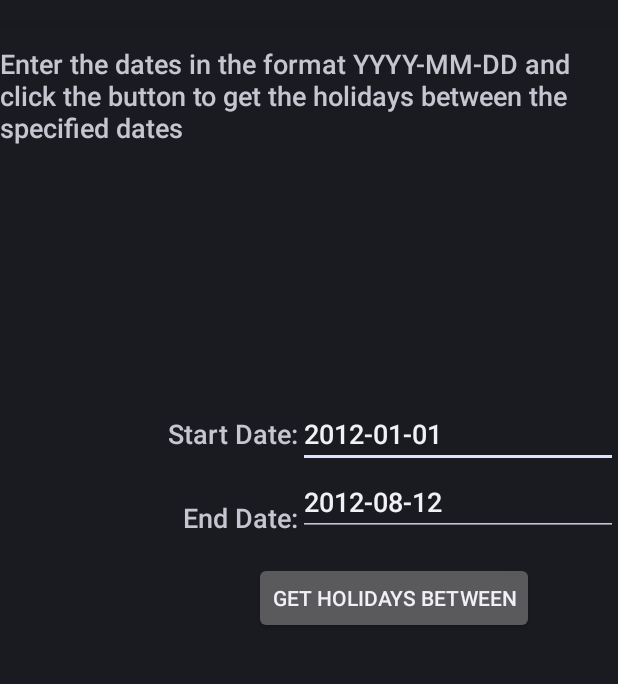
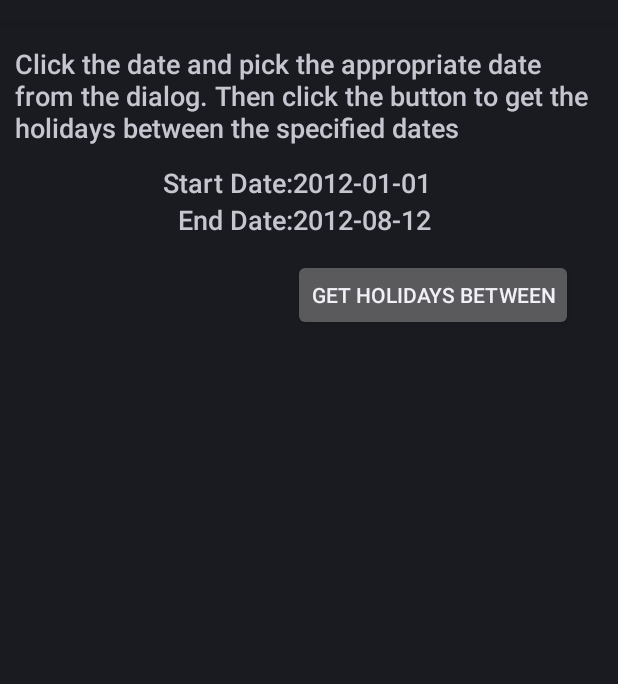
Before and after one commit to foohyfooh/longweekend-android, an Android app: the HolidaysBetween screen opened directly, with no data from a screen before it, on a phone screen of 412 x 824 dp, the part 62-746 px from its top. Run offline under Robolectric (Android 15) with nearby library versions, the phone set to English and light mode, and no system bars.

Commit message:
Using DatePicker to select dates
Removed the manual input for a DatePicker to reduce the ability to put
in a wrong date

```diff
--- a/LongWeekend/build.gradle
+++ b/LongWeekend/build.gradle
@@ -17,7 +17,7 @@ android {
     buildToolsVersion "17.0.0"
 
     defaultConfig {
-        minSdkVersion 7
+        minSdkVersion 11
         targetSdkVersion 16
     }
 }
--- a/LongWeekend/src/main/AndroidManifest.xml
+++ b/LongWeekend/src/main/AndroidManifest.xml
@@ -5,7 +5,7 @@
           android:versionName="1.0" >
 
     <uses-sdk
-            android:minSdkVersion="10"
+            android:minSdkVersion="11"
             android:targetSdkVersion="17" />
     <uses-permission android:name="android.permission.INTERNET" />
 
--- /dev/null
+++ b/LongWeekend/src/main/java/com/foohyfooh/longweekend/DatePickerFragment.java
@@ -0,0 +1,47 @@
+package com.foohyfooh.longweekend;
+
+import android.app.Activity;
+import android.app.DatePickerDialog;
+import android.app.Dialog;
+import android.os.Bundle;
+import android.app.DialogFragment;
+import android.view.View;
+import android.widget.DatePicker;
+import android.widget.TextView;
+
+import java.util.GregorianCalendar;
+
+
+public class DatePickerFragment extends DialogFragment implements DatePickerDialog.OnDateSetListener, View.OnClickListener {
+
+    private final Activity activity;
+    private final TextView textView;
+
+    public DatePickerFragment(Activity activity, TextView textView) {
+        this.activity = activity;
+        this.textView = textView;
+    }
+
+    @Override
+    public void onClick(View view) {
+        DialogFragment newFragment = new DatePickerFragment(activity,textView);
+        newFragment.show(activity.getFragmentManager(), "datePicker");
+    }
+
+    @Override
+    public Dialog onCreateDialog(Bundle savedInstanceState) {
+        final GregorianCalendar c = (GregorianCalendar) GregorianCalendar.getInstance();
+        int year = c.get(GregorianCalendar.YEAR);
+        int month = c.get(GregorianCalendar.MONTH);
+        int day = c.get(GregorianCalendar.DAY_OF_MONTH);
+
+        return new DatePickerDialog(activity, this, year, month, day);
+    }
+
+    @Override
+    public void onDateSet(DatePicker view, int year, int month, int day) {
+        //Month is zero indexed so I have to add 1 to it
+        textView.setText(String.format("%d-%02d-%02d", year, month + 1, day));
+    }
+
+}
--- a/LongWeekend/src/main/java/com/foohyfooh/longweekend/Display.java
+++ b/LongWeekend/src/main/java/com/foohyfooh/longweekend/Display.java
@@ -11,8 +11,6 @@ public class Display extends ListActivity {
 		super.onCreate(savedInstanceState);
 		String[] list = getIntent().getStringArrayExtra("longWeekend");
 		setListAdapter(new ArrayAdapter<String>(Display.this, android.R.layout.simple_list_item_1, list));
-	}
-
-
+    }
 
 }
--- a/LongWeekend/src/main/java/com/foohyfooh/longweekend/HolidaysBetween.java
+++ b/LongWeekend/src/main/java/com/foohyfooh/longweekend/HolidaysBetween.java
@@ -1,6 +1,6 @@
 package com.foohyfooh.longweekend;
 
-import java.util.List;
+
 import java.util.concurrent.ExecutionException;
 
 import android.app.Activity;
@@ -9,20 +9,22 @@ import android.os.Bundle;
 import android.view.View;
 import android.view.View.OnClickListener;
 import android.widget.Button;
-import android.widget.EditText;
+import android.widget.TextView;
 
 public class HolidaysBetween extends Activity implements OnClickListener {
 
 
-	private EditText startDate, endDate;
+	private TextView startDate, endDate;
 	@Override
 	protected void onCreate(Bundle savedInstanceState) {
 		super.onCreate(savedInstanceState);
 		setContentView(R.layout.holidaysbetween);
-		startDate = (EditText) findViewById(R.id.startDate);
-		endDate = (EditText) findViewById(R.id.endDate);
+		startDate = (TextView) findViewById(R.id.startDate);
+		endDate = (TextView) findViewById(R.id.endDate);
 		Button findHolidaysBetween = (Button) findViewById(R.id.findHolidaysBetween);
 		findHolidaysBetween.setOnClickListener(this);
+        startDate.setOnClickListener(new DatePickerFragment(this, startDate));
+        endDate.setOnClickListener(new DatePickerFragment(this, endDate));
 	}
 
 
--- a/LongWeekend/src/main/res/layout/holidaysbetween.xml
+++ b/LongWeekend/src/main/res/layout/holidaysbetween.xml
@@ -1,69 +1,68 @@
-<?xml version="1.0" encoding="utf-8"?>
 <RelativeLayout xmlns:android="http://schemas.android.com/apk/res/android"
+    xmlns:tools="http://schemas.android.com/tools"
     android:layout_width="match_parent"
     android:layout_height="match_parent"
-    android:orientation="vertical" >
+    android:orientation="vertical"
+    tools:context=".HolidaysBetween">
 
     <TextView
         android:id="@+id/startHint"
         android:layout_width="wrap_content"
         android:layout_height="wrap_content"
-        android:layout_alignBaseline="@+id/startDate"
-        android:layout_alignBottom="@+id/startDate"
-        android:layout_toLeftOf="@+id/startDate"
         android:text="@string/startDateMessage"
-        android:textAppearance="?android:attr/textAppearanceMedium" />
+        android:textAppearance="?android:attr/textAppearanceMedium"
+        android:layout_marginTop="12dp"
+        android:layout_below="@+id/holidaysbetweenMessage"
+        android:layout_toLeftOf="@+id/startDate"/>
 
     <TextView
         android:id="@+id/endHint"
         android:layout_width="wrap_content"
         android:layout_height="wrap_content"
-        android:layout_alignBottom="@+id/endDate"
-        android:layout_alignRight="@+id/startHint"
         android:text="@string/endDateMessage"
-        android:textAppearance="?android:attr/textAppearanceMedium" />
+        android:textAppearance="?android:attr/textAppearanceMedium"
+        android:layout_below="@+id/startDate"
+        android:layout_toLeftOf="@+id/endDate"/>
 
     <Button
         android:id="@+id/findHolidaysBetween"
         android:layout_width="wrap_content"
         android:layout_height="wrap_content"
+        android:layout_marginRight="30dp"
+        android:text="@string/holidaysBetween"
+        android:layout_below="@+id/endHint"
         android:layout_alignParentRight="true"
-        android:layout_centerVertical="true"
-        android:layout_marginRight="56dp"
-        android:text="@string/holidaysBetween" />
+        android:layout_marginTop="14dp"/>
 
-    <EditText
+    <TextView
         android:id="@+id/endDate"
         android:layout_width="wrap_content"
         android:layout_height="wrap_content"
-        android:layout_above="@+id/findHolidaysBetween"
-        android:layout_alignParentRight="true"
-        android:layout_marginBottom="17dp"
         android:ems="10"
-        android:inputType="date"
-        android:text="@string/endDate" />
+        android:text="@string/endDate"
+        android:layout_alignBottom="@+id/endHint"
+        android:layout_alignLeft="@+id/findHolidaysBetween"
+        android:textAppearance="?android:attr/textAppearanceMedium"/>
 
-    <EditText
+    <TextView
         android:id="@+id/startDate"
         android:layout_width="wrap_content"
         android:layout_height="wrap_content"
-        android:layout_above="@+id/endDate"
-        android:layout_alignParentRight="true"
         android:ems="10"
-        android:inputType="date"
-        android:text="@string/startDate" >
-
-        <requestFocus />
-    </EditText>
+        android:text="@string/startDate"
+        android:layout_alignBottom="@+id/startHint"
+        android:layout_alignLeft="@+id/endDate"
+        android:textAppearance="?android:attr/textAppearanceMedium"/>
 
     <TextView
         android:id="@+id/holidaysbetweenMessage"
         android:layout_width="wrap_content"
         android:layout_height="wrap_content"
-        android:layout_alignParentRight="true"
-        android:layout_alignParentTop="true"
         android:layout_marginTop="15dp"
         android:text="@string/holidaysbetweenMessage"
-        android:textAppearance="?android:attr/textAppearanceMedium" />
+        android:textAppearance="?android:attr/textAppearanceMedium"
+        android:layout_alignParentTop="true"
+        android:layout_marginLeft="10dp"
+        android:layout_marginRight="10dp"/>
 
 </RelativeLayout>
--- a/LongWeekend/src/main/res/values/strings.xml
+++ b/LongWeekend/src/main/res/values/strings.xml
@@ -10,12 +10,12 @@
     <string name="holidaysBetween">Get Holidays Between</string>
     <string name="startDate">2012-01-01</string>
     <string name="endDate">2012-08-12</string>
-    <string name="longweekendMessage">Enter a date in the format YYYY-MM-DD and click the button to get the closest long weekend to this date</string>
+    <string name="longweekendMessage">Click the date and pick the appropriate date from the dialog. Then click the button to desire long weekend</string>
     <string name="startDateMessage">Start Date:</string>
     <string name="endDateMessage">End Date:</string>
     <string name="beginDate">2012-11-11</string>
-    <string name="holidayfromMessage">Enter the date in the format YYYY-MM-DD and click the button to get the holidays from the specified date</string>
-    <string name="holidaysbetweenMessage">Enter the dates in the format YYYY-MM-DD and click the button to get the holidays between the specified dates</string>
+    <string name="holidayfromMessage">Click the date and pick the appropriate date from the dialog. Then click the button to get the holidays from the specified date</string>
+    <string name="holidaysbetweenMessage">Click the date and pick the appropriate date from the dialog. Then click the button to get the holidays between the specified dates</string>
     <string name="longweekendBefore">Get Long Weekends Before the Date</string>
     <string name="longweeekendAfter">Get Long Weekends After the Date</string>
     <string name="longweekendBoth">Get the Long Weekends Before and After the Date</string>
```
Also changed, not shown: LongWeekend/src/main/java/com/foohyfooh/longweekend/GetJSON.java (+5 -5 lines), LongWeekend/src/main/java/com/foohyfooh/longweekend/HolidaysFrom.java (+4 -4 lines), LongWeekend/src/main/java/com/foohyfooh/longweekend/LongWeekend.java (+6 -6 lines), LongWeekend/src/main/res/layout/holidaysfrom.xml (+22 -17 lines), LongWeekend/src/main/res/layout/longweekend.xml (+9 -9 lines), 12 other files.
